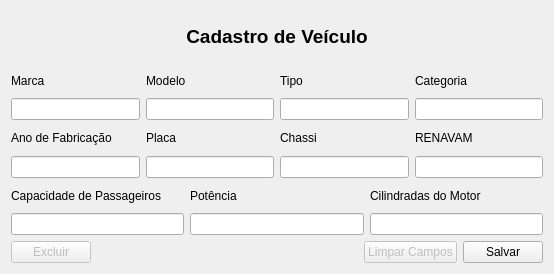
adaiasreis/Projeto, file ui/ui_veiculo.ui: the form before one commit.
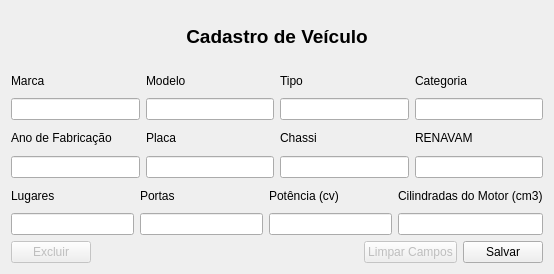
The form after the commit.

Patch:
```diff
--- a/ui/ui_veiculo.ui
+++ b/ui/ui_veiculo.ui
@@ -142,24 +142,34 @@
        <item row="0" column="1">
         <widget class="QLabel" name="label_6">
          <property name="text">
-          <string>Capacidade de Passageiros</string>
+          <string>Lugares</string>
          </property>
         </widget>
        </item>
        <item row="0" column="3">
         <widget class="QLabel" name="label_7">
          <property name="text">
-          <string>Potência</string>
+          <string>Potência (cv)</string>
          </property>
         </widget>
        </item>
        <item row="0" column="5">
         <widget class="QLabel" name="label_8">
          <property name="text">
-          <string>Cilindradas do Motor</string>
+          <string>Cilindradas do Motor (cm3)</string>
          </property>
         </widget>
        </item>
+       <item row="0" column="2">
+        <widget class="QLabel" name="label_10">
+         <property name="text">
+          <string>Portas</string>
+         </property>
+        </widget>
+       </item>
+       <item row="1" column="2">
+        <widget class="QLineEdit" name="campPortas"/>
+       </item>
       </layout>
      </item>
      <item>
```
Left out of the diff: 16 changed lines with no effect on the pictures.
